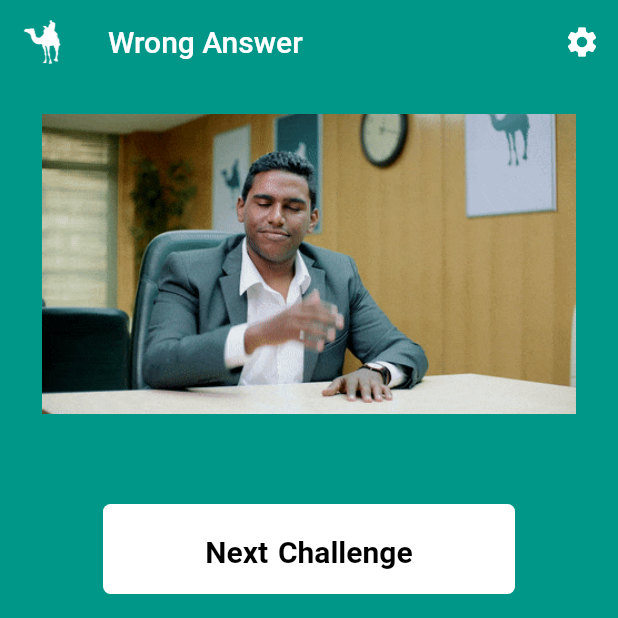
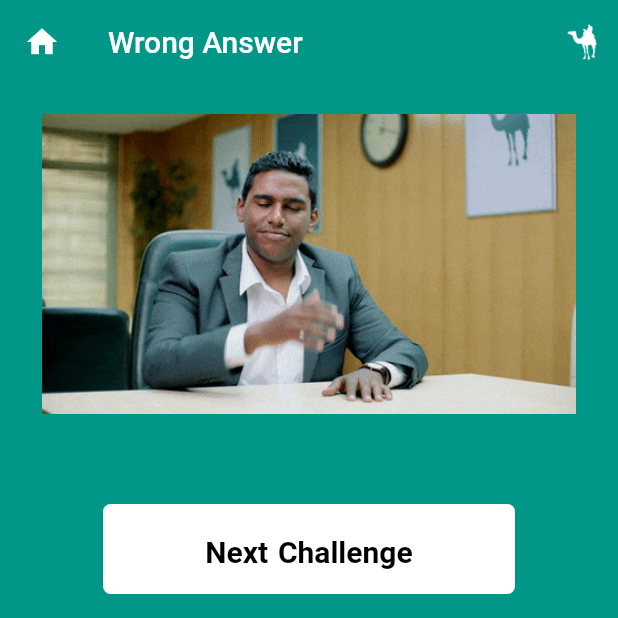
Before and after one commit to Metwally2020/Gammal-Tech-Practice, a Flutter app: the CheckAnswer screen opened directly with empty values, on a phone screen of 412 x 824 dp, the top half of it. Run offline on Flutter 3.47's test engine with Material 2 defaults, Android fonts, the phone set to English and light mode, and no system bars; our stand-ins replace awesome_dialog, cached_network_image, cloud_firestore, firebase_auth, firebase_core, flutter_inset_box_shadow and 4 more; accounts and stored records are empty.

Commit message:
app release commit

```diff
--- a/lib/screens/about.dart
+++ b/lib/screens/about.dart
@@ -63,7 +63,7 @@ class _AboutScreenState extends State<AboutScreen> {
                     ),
                   )
                 : Padding(
-                    padding: const EdgeInsets.only(right: 12.0),
+                    padding: const EdgeInsets.only(right: 12.0,top: 3),
                     child: TextButton(
                       onPressed: () {
                         lang = 'en';
@@ -86,9 +86,7 @@ class _AboutScreenState extends State<AboutScreen> {
               mainAxisAlignment: MainAxisAlignment.start,
               crossAxisAlignment: CrossAxisAlignment.center,
               children: [
-                SizedBox(
-                  height: 10,
-                ),
+
 
                 Text(
                   'Gammal Tech \nFinal Exam Practice',
--- a/lib/screens/check_answer.dart
+++ b/lib/screens/check_answer.dart
@@ -27,8 +27,7 @@ class CheckAnswer extends StatelessWidget {
         leading: Builder(
           builder: (BuildContext context) {
             return IconButton(
-              icon:  Image.asset(
-                'assets/gammal tech.png',),
+              icon: Icon(Icons.home),
               onPressed: () {
                 Navigator.of(context)
                     .pushReplacementNamed('/home')
@@ -44,8 +43,8 @@ class CheckAnswer extends StatelessWidget {
         ),
         actions: [
           IconButton(
-            icon: Icon(
-              Icons.settings,
+            icon: Image.asset(
+              'assets/gammal tech.png',
             ),
             onPressed: () {
               Navigator.push(context,
```
Also changed, not shown: pubspec.yaml (+8 -1 lines), assets/appIcon.png (added), assets/iosappicon.png (added), pubspec.lock, 33 other files.
